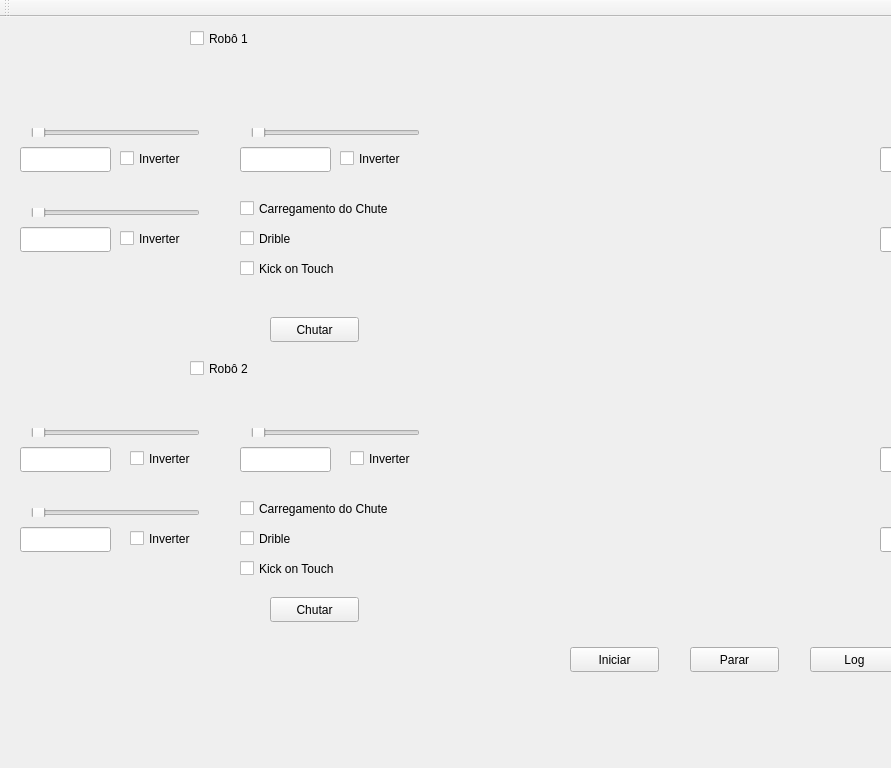
First picture: the form in SSL-F180/Controle/Brennand/brennand.ui, repository maracatronics/autonomos_coletivos, before the edit; both pictures show x 0 to 891 and y 0 to 768 of the 1366 by 768 pixel window.
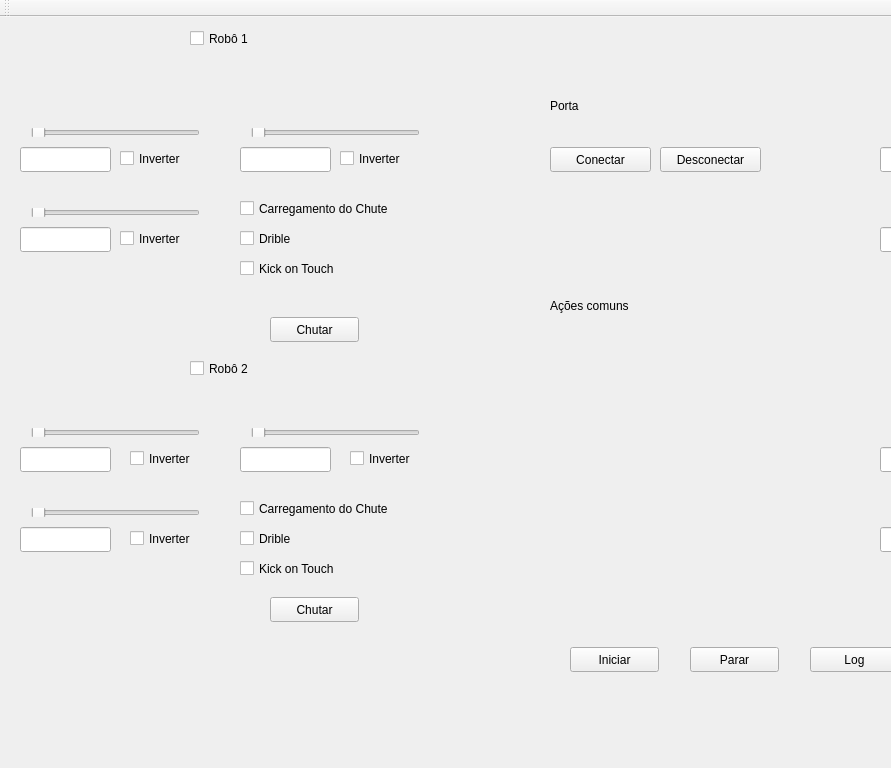
Second picture: the form after the edit. Icons and pictures are not drawn.

Diff of the .ui file:
```diff
--- a/SSL-F180/Controle/Brennand/brennand.ui
+++ b/SSL-F180/Controle/Brennand/brennand.ui
@@ -308,10 +308,10 @@
    <widget class="QLabel" name="maraca_Logo">
     <property name="geometry">
      <rect>
-      <x>580</x>
-      <y>210</y>
-      <width>201</width>
-      <height>171</height>
+      <x>50</x>
+      <y>560</y>
+      <width>121</width>
+      <height>101</height>
      </rect>
     </property>
     <property name="text">
@@ -1247,6 +1247,73 @@
      <bool>false</bool>
     </property>
    </widget>
+   <widget class="QWidget" name="verticalLayoutWidget_25">
+    <property name="geometry">
+     <rect>
+      <x>550</x>
+      <y>100</y>
+      <width>211</width>
+      <height>21</height>
+     </rect>
+    </property>
+    <layout class="QVBoxLayout" name="verticalLayout_5">
+     <item>
+      <widget class="QComboBox" name="boxDevice"/>
+     </item>
+    </layout>
+   </widget>
+   <widget class="QLabel" name="label_2">
+    <property name="geometry">
+     <rect>
+      <x>550</x>
+      <y>80</y>
+      <width>67</width>
+      <height>17</height>
+     </rect>
+    </property>
+    <property name="text">
+     <string>Porta</string>
+    </property>
+   </widget>
+   <widget class="QPushButton" name="pushButton">
+    <property name="geometry">
+     <rect>
+      <x>550</x>
+      <y>130</y>
+      <width>101</width>
+      <height>25</height>
+     </rect>
+    </property>
+    <property name="text">
+     <string>Conectar</string>
+    </property>
+   </widget>
+   <widget class="QPushButton" name="pushButton_2">
+    <property name="geometry">
+     <rect>
+      <x>660</x>
+      <y>130</y>
+      <width>101</width>
+      <height>25</height>
+     </rect>
+    </property>
+    <property name="text">
+     <string>Desconectar</string>
+    </property>
+   </widget>
+   <widget class="QLabel" name="label_14">
+    <property name="geometry">
+     <rect>
+      <x>550</x>
+      <y>280</y>
+      <width>121</width>
+      <height>17</height>
+     </rect>
+    </property>
+    <property name="text">
+     <string>Ações comuns</string>
+    </property>
+   </widget>
   </widget>
   <widget class="QMenuBar" name="menuBar">
    <property name="geometry">
```
